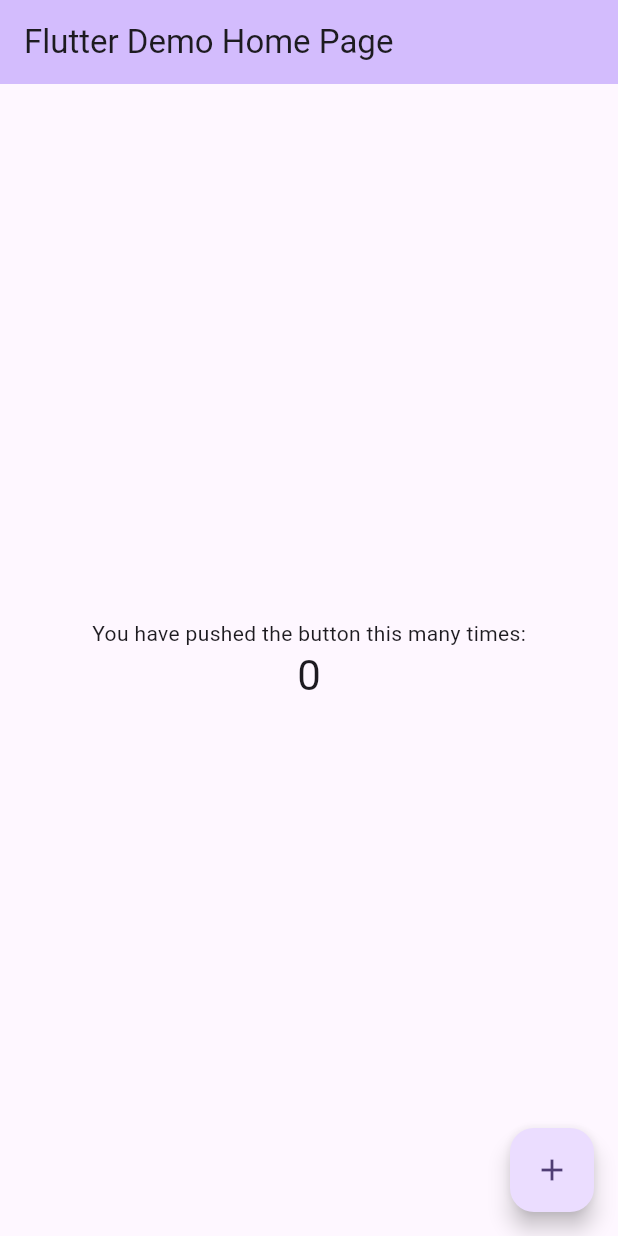
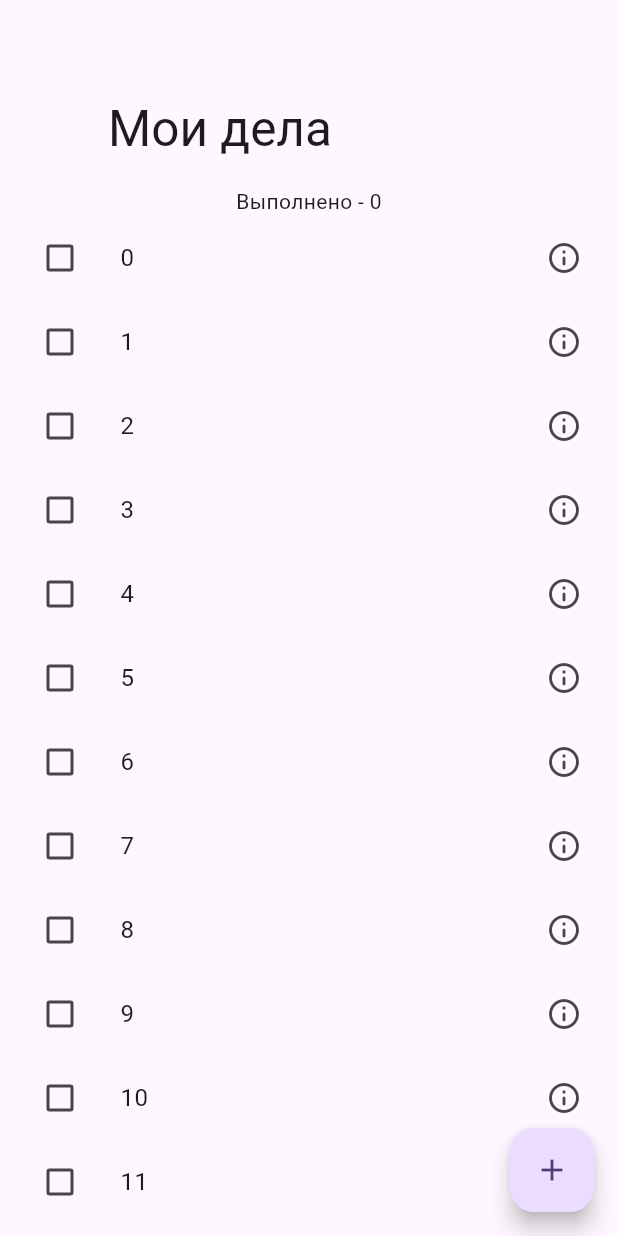
Before and after one commit to VARWA/todo, a Flutter app: the screen it shows after launch, on a phone screen of 412 x 824 dp. Run offline on Flutter 3.47's test engine with Material 2 defaults, Android fonts, the phone set to English and light mode, and no system bars.

Commit message:
architecture and main screen templates

```diff
--- a/lib/main.dart
+++ b/lib/main.dart
@@ -1,69 +1,6 @@
 import 'package:flutter/material.dart';
+import 'package:todo/my_app.dart';
 
 void main() {
   runApp(const MyApp());
 }
-
-class MyApp extends StatelessWidget {
-  const MyApp({super.key});
-
-  // This widget is the root of your application.
-  @override
-  Widget build(BuildContext context) {
-    return MaterialApp(
-      title: 'Flutter Demo',
-      theme: ThemeData(
-        colorScheme: ColorScheme.fromSeed(seedColor: Colors.deepPurple),
-        useMaterial3: true,
-      ),
-      home: const MyHomePage(title: 'Flutter Demo Home Page'),
-    );
-  }
-}
-
-class MyHomePage extends StatefulWidget {
-  const MyHomePage({super.key, required this.title});
-  final String title;
-
-  @override
-  State<MyHomePage> createState() => _MyHomePageState();
-}
-
-class _MyHomePageState extends State<MyHomePage> {
-  int _counter = 0;
-
-  void _incrementCounter() {
-    setState(() {
-      _counter++;
-    });
-  }
-
-  @override
-  Widget build(BuildContext context) {
-    return Scaffold(
-      appBar: AppBar(
-        backgroundColor: Theme.of(context).colorScheme.inversePrimary,
-        title: Text(widget.title),
-      ),
-      body: Center(
-        child: Column(
-          mainAxisAlignment: MainAxisAlignment.center,
-          children: <Widget>[
-            const Text(
-              'You have pushed the button this many times:',
-            ),
-            Text(
-              '$_counter',
-              style: Theme.of(context).textTheme.headlineMedium,
-            ),
-          ],
-        ),
-      ),
-      floatingActionButton: FloatingActionButton(
-        onPressed: _incrementCounter,
-        tooltip: 'Increment',
-        child: const Icon(Icons.add),
-      ), // This trailing comma makes auto-formatting nicer for build methods.
-    );
-  }
-}
--- /dev/null
+++ b/lib/main_screen/main_screen_widget.dart
@@ -0,0 +1,55 @@
+import 'package:flutter/material.dart';
+
+class MainScreenWidget extends StatelessWidget {
+  const MainScreenWidget({Key? key}) : super(key: key);
+
+  @override
+  Widget build(BuildContext context) {
+    return SafeArea(
+      child: Scaffold(
+        body: CustomScrollView(
+          slivers: [
+            const SliverAppBar(
+              pinned: true,
+              snap: false,
+              floating: false,
+              expandedHeight: 124,
+              flexibleSpace: FlexibleSpaceBar(
+                title: Text('Мои дела'),
+              ),
+            ),
+            const SliverToBoxAdapter(
+              child: SizedBox(
+                height: 20,
+                child: Center(
+                  child: Text('Выполнено - 0'),
+                ),
+              ),
+            ),
+            SliverList(
+              delegate: SliverChildBuilderDelegate(
+                (BuildContext context, int index) {
+                  return ListTile(
+                    leading: Checkbox(
+                      value: false,
+                      onChanged: (bool? value) {},
+                    ),
+                    title: Text(
+                      '$index',
+                    ),
+                    trailing: Icon(Icons.info_outline_rounded),
+                  );
+                },
+                childCount: 20,
+              ),
+            ),
+          ],
+        ),
+        floatingActionButton: FloatingActionButton(
+          onPressed: () {},
+          child: const Icon(Icons.add, weight: 56),
+        ),
+      ),
+    );
+  }
+}
--- /dev/null
+++ b/lib/my_app.dart
@@ -0,0 +1,18 @@
+import 'package:flutter/material.dart';
+import 'package:todo/navigation/routes.dart';
+
+class MyApp extends StatelessWidget {
+  const MyApp({super.key});
+  @override
+  Widget build(BuildContext context) {
+    return MaterialApp(
+      title: 'To-do',
+      initialRoute: RouteNames.initialRoute,
+      routes: RoutesBuilder.routes,
+      theme: ThemeData(
+        colorScheme: ColorScheme.fromSeed(seedColor: Colors.deepPurple),
+        useMaterial3: true,
+      ),
+    );
+  }
+}
--- /dev/null
+++ b/lib/navigation/routes.dart
@@ -0,0 +1,19 @@
+import 'package:flutter/material.dart';
+
+import '../change_task_screen/change_task_screen_widget.dart';
+import '../main_screen/main_screen_widget.dart';
+
+abstract class RouteNames {
+
+  static const initialRoute = mainList;
+
+  static const mainList = '/';
+  static const changeTask = '/change';
+}
+
+abstract class RoutesBuilder {
+  static final routes = <String, Widget Function(BuildContext)>{
+    RouteNames.mainList: (BuildContext) => const MainScreenWidget(),
+    RouteNames.changeTask: (BuildContext) => const ChangeTaskScreenWidget(),
+  };
+}
--- /dev/null
+++ b/lib/themes/src/dark_theme.dart
@@ -0,0 +1 @@
+part of '../theme.dart';
```
Also changed, not shown: lib/change_task_screen/change_task_screen_widget.dart (added, +10 -0 lines), lib/themes/src/constants.dart (added, +15 -0 lines), lib/themes/src/light_theme.dart (added, +21 -0 lines), lib/main_screen/main_screen_widget_model.dart (added), lib/themes/src/text_theme.dart (added), lib/themes/theme.dart (added), 1 other file.
